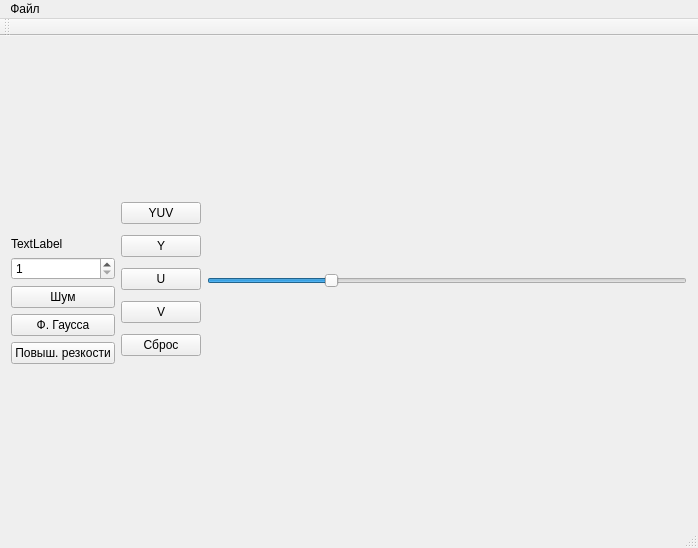
Above: Parallel_Programming/mainwindow.ui from Poletayson/Parallel_Programming before the change. Below: the same form after it.
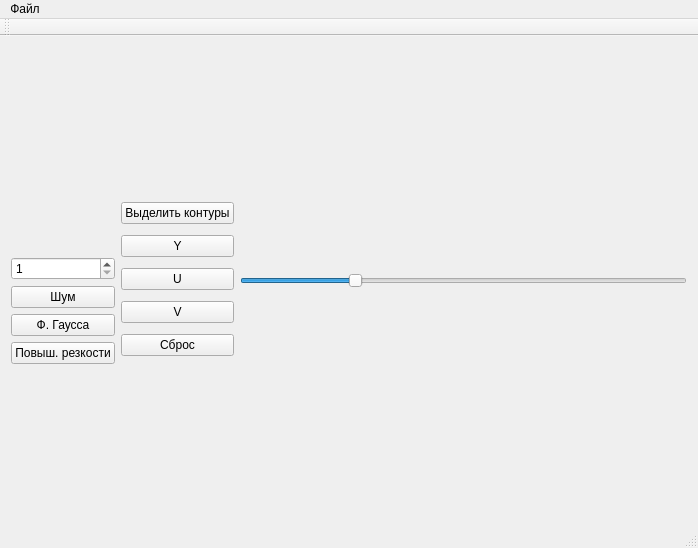
That is the form after the change.

Patch:
```diff
--- a/Parallel_Programming/mainwindow.ui
+++ b/Parallel_Programming/mainwindow.ui
@@ -26,17 +26,17 @@
           </property>
          </widget>
         </item>
-        <item>
-         <widget class="QLabel" name="labelParell">
-          <property name="text">
-           <string/>
-          </property>
-         </widget>
-        </item>
         <item>
          <widget class="QLabel" name="labelOpenMP">
           <property name="text">
-           <string>TextLabel</string>
+           <string/>
+          </property>
+         </widget>
+        </item>
+        <item>
+         <widget class="QLabel" name="labelParell">
+          <property name="text">
+           <string/>
           </property>
          </widget>
         </item>
@@ -81,7 +81,7 @@
         <item>
          <widget class="QPushButton" name="pushButtonYUV">
           <property name="text">
-           <string>YUV</string>
+           <string>Выделить контуры</string>
           </property>
          </widget>
         </item>
```
Left out of the diff: 2 changed lines with no effect on the pictures.
